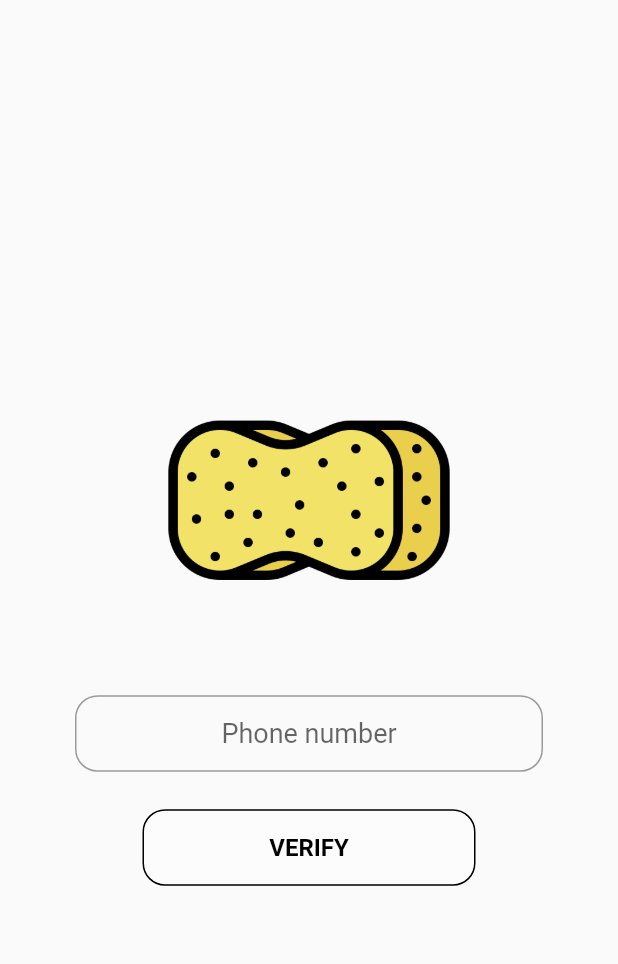
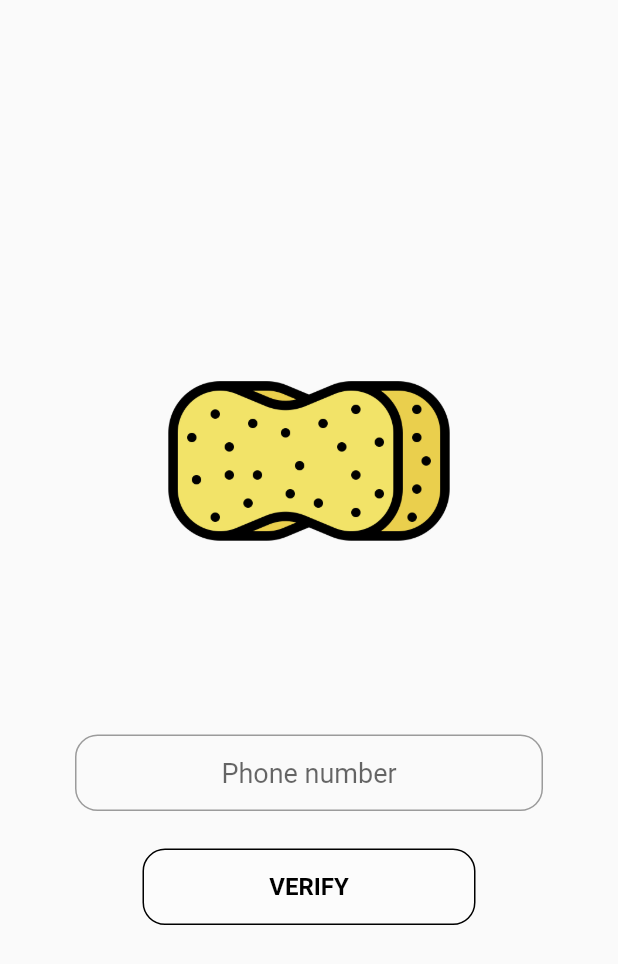
Before and after one commit to scorpion9979/spnj, a Flutter app: the screen it shows after launch, after a tap on "SIGN IN", on a phone screen of 412 x 824 dp. Shown: the top 964 px of the screen. Run offline on Flutter 3.47's test engine with Material 2 defaults, Android fonts, the phone set to English and light mode, and no system bars; our stand-ins replace cloud_firestore, curved_navigation_bar, firebase_auth, like_button; accounts and stored records are empty.

```diff
--- a/lib/consts.dart
+++ b/lib/consts.dart
@@ -5,4 +5,7 @@ class StyleGuide {
   static const buttonHorSpacing = 75.0;
   static const buttonVertSpacing = 15.0;
   static const buttonVertPadding = 16.0;
+  static const logoFontSize = 72.0;
+  static const logoIconSize = 85.0;
+  static final separator = (context) => MediaQuery.of(context).size.height / 10;
 }
--- a/lib/screens/profile_setup_screen.dart
+++ b/lib/screens/profile_setup_screen.dart
@@ -5,6 +5,7 @@ import 'package:spnj/widgets/screen.dart';
 import 'package:spnj/widgets/logo_hero.dart';
 import 'package:spnj/widgets/field_input.dart';
 import 'package:spnj/widgets/field_button.dart';
+import 'package:spnj/consts.dart';
 
 class ProfileSetupScreen extends StatefulWidget {
   @override
@@ -53,7 +54,7 @@ class _ProfileSetupScreenState extends State<ProfileSetupScreen> {
         ),
         LogoHero(size: 200.0),
         SizedBox(
-          height: 30.0,
+          height: StyleGuide.separator(context),
         ),
         FieldInput(
           controller: _displayNameController,
--- a/lib/screens/signin_screen.dart
+++ b/lib/screens/signin_screen.dart
@@ -5,6 +5,7 @@ import 'package:spnj/widgets/screen.dart';
 import 'package:spnj/widgets/logo_hero.dart';
 import 'package:spnj/widgets/field_input.dart';
 import 'package:spnj/widgets/field_button.dart';
+import 'package:spnj/consts.dart';
 
 class SignInScreen extends StatelessWidget {
   final TextEditingController _phoneNumController = TextEditingController();
@@ -37,7 +38,7 @@ class SignInScreen extends StatelessWidget {
         ),
         LogoHero(size: 200.0),
         SizedBox(
-          height: 30.0,
+          height: StyleGuide.separator(context),
         ),
         FieldInput(
           controller: _phoneNumController,
--- a/lib/screens/welcome_screen.dart
+++ b/lib/screens/welcome_screen.dart
@@ -47,12 +47,12 @@ class _WelcomeScreenState extends State<WelcomeScreen>
         Row(
           mainAxisAlignment: MainAxisAlignment.center,
           children: <Widget>[
-            LogoHero(size: 85.0),
+            LogoHero(size: StyleGuide.logoIconSize),
             LogoText(animation: animation),
           ],
         ),
         SizedBox(
-          height: MediaQuery.of(context).size.height / 6,
+          height: StyleGuide.separator(context),
         ),
         FieldButton(
           text: 'Sign In',
@@ -88,14 +88,14 @@ class LogoText extends StatelessWidget {
             boxBackgroundColor: animation.value,
             textStyle: TextStyle(
               fontFamily: 'LeckerliOne',
-              fontSize: 75.0,
+              fontSize: StyleGuide.logoFontSize,
             ),
           ),
           Text(
             'SPNJ',
             style: TextStyle(
               fontFamily: 'LeckerliOne',
-              fontSize: 75.0,
+              fontSize: StyleGuide.logoFontSize,
               foreground: Paint()
                 ..style = PaintingStyle.stroke
                 ..strokeWidth = 1.0
```
